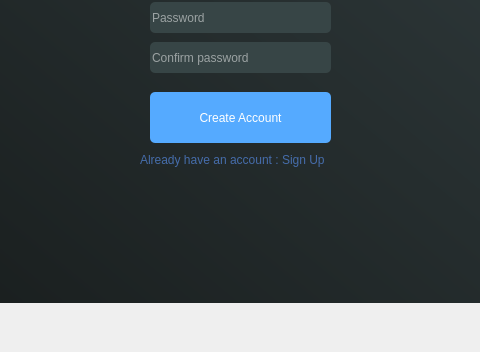
Before: the Qt Designer form Client/registerwindow.ui in LockVox/LockVox-Legacy, drawn with Qt 5; both pictures show x 150 to 630 and y 248 to 600 of the 800 by 600 pixel window.
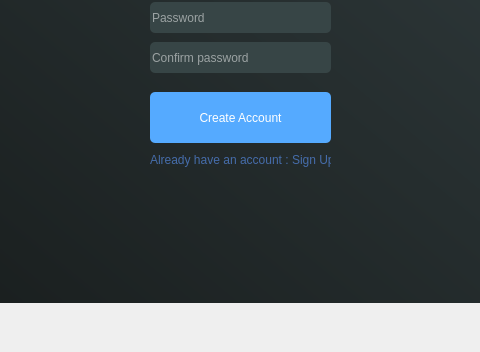
After: the same form once the commit is applied. Icons and pictures are not drawn.

```diff
--- a/Client/registerwindow.ui
+++ b/Client/registerwindow.ui
@@ -248,9 +248,9 @@
     <widget class="QLabel" name="label">
      <property name="geometry">
       <rect>
-       <x>220</x>
+       <x>230</x>
        <y>380</y>
-       <width>201</width>
+       <width>181</width>
        <height>16</height>
       </rect>
      </property>
```
